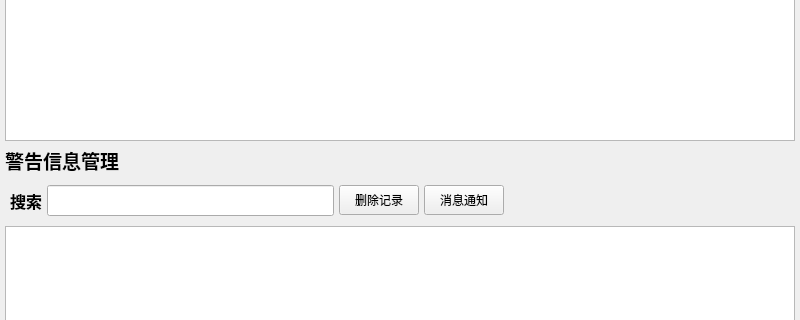
Qt form SnailIOTMonitoring/src/controller/alarmadmincontroller.ui (Amber-muyu/Qt_Project) before a commit; both pictures show x 0 to 800 and y 156 to 476 of the 800 by 600 pixel window.
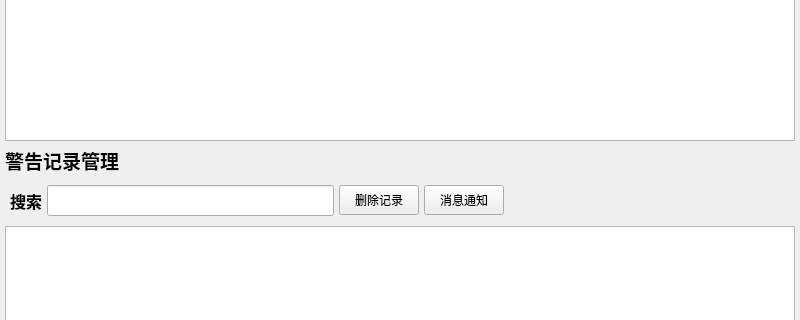
The same form after that commit.

```diff
--- a/SnailIOTMonitoring/src/controller/alarmadmincontroller.ui
+++ b/SnailIOTMonitoring/src/controller/alarmadmincontroller.ui
@@ -131,7 +131,7 @@
       </font>
      </property>
      <property name="text">
-      <string>警告信息管理</string>
+      <string>警告记录管理</string>
      </property>
     </widget>
    </item>
```
